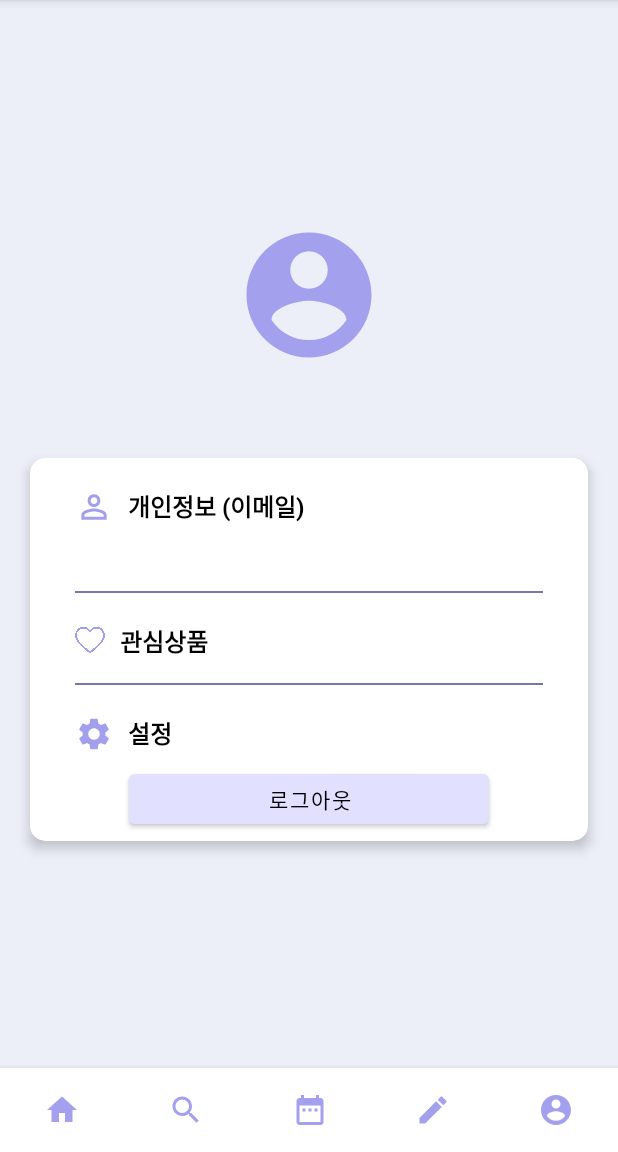
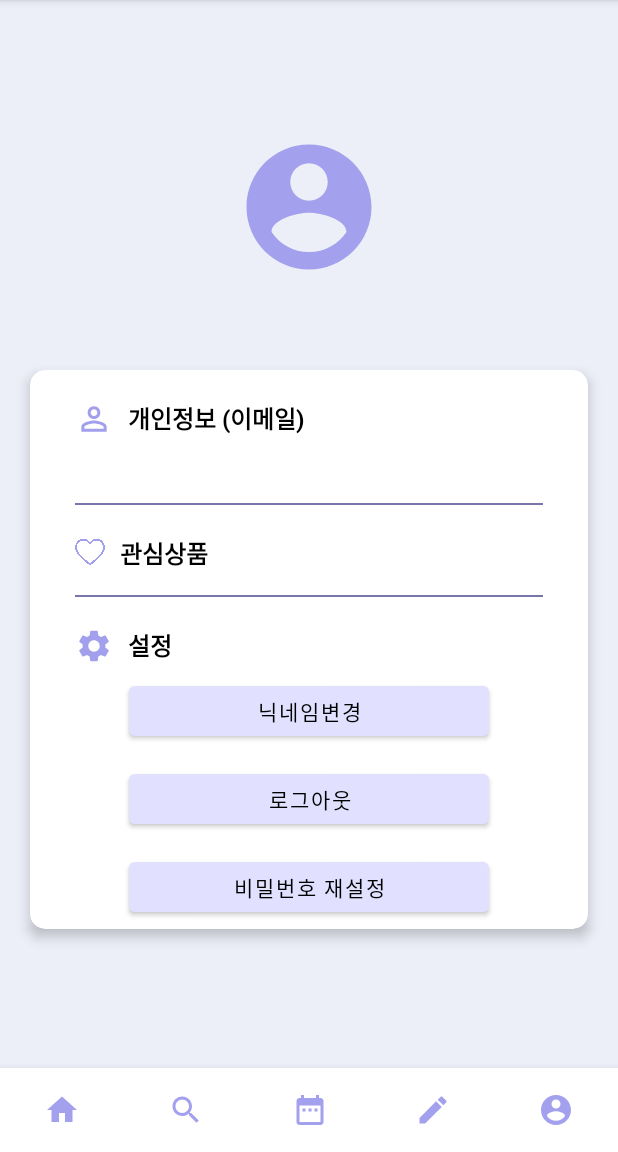
Before and after one commit to leejw-lu/crystal_product3, an Android app: the fragment Frag5 placed in its activity, on a phone screen of 412 x 824 dp, the part 84-1236 px from its top. Run offline under Robolectric (Android 15) with nearby library versions, the phone set to English and light mode, and no system bars; our stand-ins replace Firebase (no records; nobody signed in at launch, a user with empty details on screens opened directly); libraries missing offline, so code that uses them is left out: com.prolificinteractive.materialcalendarview.

Commit message:
비밀번호재설정 & 댓글에 (글쓴이)표시

```diff
--- a/app/src/main/AndroidManifest.xml
+++ b/app/src/main/AndroidManifest.xml
@@ -15,7 +15,6 @@
         android:supportsRtl="true"
         android:theme="@style/Theme.Login">
 
-
         <activity android:name=".LoginActivity">
             <intent-filter>
                 <action android:name="android.intent.action.MAIN" />
@@ -27,6 +26,7 @@
 
         <activity android:name="ProductDetailPage"
             android:windowSoftInputMode="adjustPan"/>
+        <activity android:name=".PasswordResetActivity"/>
         <activity android:name=".RegisterActivity" />
         <activity android:name=".MainActivity">
 
--- a/app/src/main/java/com/example/login/Frag5.java
+++ b/app/src/main/java/com/example/login/Frag5.java
@@ -1,12 +1,16 @@
 package com.example.login;
 
+import android.app.AlertDialog;
+import android.content.DialogInterface;
 import android.content.Intent;
 import android.os.Bundle;
 import android.view.LayoutInflater;
 import android.view.View;
 import android.view.ViewGroup;
 import android.widget.Button;
+import android.widget.EditText;
 import android.widget.TextView;
+import android.widget.Toast;
 
 import androidx.annotation.NonNull;
 import androidx.annotation.Nullable;
@@ -14,6 +18,9 @@ import androidx.fragment.app.Fragment;
 import androidx.recyclerview.widget.LinearLayoutManager;
 import androidx.recyclerview.widget.RecyclerView;
 
+import com.google.android.gms.tasks.OnCompleteListener;
+import com.google.android.gms.tasks.OnSuccessListener;
+import com.google.android.gms.tasks.Task;
 import com.google.firebase.auth.FirebaseAuth;
 import com.google.firebase.auth.FirebaseUser;
 import com.google.firebase.database.DataSnapshot;
@@ -23,7 +30,10 @@ import com.google.firebase.database.FirebaseDatabase;
 import com.google.firebase.database.ValueEventListener;
 import com.google.firebase.storage.FirebaseStorage;
 
+import org.jetbrains.annotations.NotNull;
+
 import java.util.ArrayList;
+import java.util.HashMap;
 import java.util.List;
 
 public class Frag5 extends Fragment {
@@ -31,15 +41,14 @@ public class Frag5 extends Fragment {
     String uid;
 
     private View view;
-    private Button btn_logout;
+    private Button btn_verifyEmail,btn_logout,btn_reNickname,btn_rePassword;
+    private FirebaseAuth mAuth;
 
-    private FirebaseAuth mAuth;
-   // private FirebaseStorage storage;
-   // private FirebaseDatabase database;
+    String name;    //firebase에서 닉네임정보 받아온다.
 
     //database 이메일 가져오기
     DatabaseReference mDatabase;
-    TextView email_info,nickname_info;
+    TextView textVerify,email_info,nickname_info;
 
     //양성원
     private RecyclerView recyclerView;
@@ -112,7 +121,7 @@ public class Frag5 extends Fragment {
         nickname.addValueEventListener(new ValueEventListener() {
             @Override
             public void onDataChange(@NonNull DataSnapshot snapshot) {
-                String name = snapshot.getValue(String.class);
+                name = snapshot.getValue(String.class);
                 nickname_info.setText(name);
             }
             @Override
@@ -132,6 +141,28 @@ public class Frag5 extends Fragment {
 
         });
 
+//        //이메일인증 버튼
+//        btn_verifyEmail=view.findViewById(R.id.btn_verifyEmail);
+//        btn_verifyEmail.setOnClickListener(new View.OnClickListener() {
+//            @Override
+//            public void onClick(View v) {
+//
+//                firebaseUser.sendEmailVerification().addOnCompleteListener(new OnCompleteListener<Void>() {
+//                    @Override
+//                    public void onComplete(@NonNull Task<Void> task) {
+//                        if (task.isSuccessful()) {
+//
+//                            Toast.makeText(getContext(),"인증메일을 전송했습니다.",Toast.LENGTH_SHORT).show();
+//
+//                                }
+//
+//                            }
+//
+//                        });
+//            }
+//        });
+
+
         //로그아웃 버튼
         btn_logout.setOnClickListener(new View.OnClickListener() {
             @Override
@@ -145,8 +176,31 @@ public class Frag5 extends Fragment {
             }
         });
 
+//        //닉네임변경 버튼
+//        btn_reNickname=view.findViewById(R.id.btn_reNickname);
+//        btn_reNickname.setOnClickListener(new View.OnClickListener() {
+//            @Override
+//            public void onClick(View v) {
+//
+//                //AlertDialog alertDialog = new AlertDialog.Builder(ProductDetailPage.this).create();
+//                System.out.println("-------------------ㅎㅎㅎㅎ");
+//                System.out.println("닉네임버튼 클릭했다");
+//
+//            }
+//        });
 
-        getHeart();
+        //비밀번호 재설정 창으로 이동.
+        btn_rePassword=view.findViewById(R.id.btn_rePassword);
+        btn_rePassword.setOnClickListener(new View.OnClickListener() {
+            @Override
+            public void onClick(View v) {
+                Intent intent=new Intent(getActivity(),PasswordResetActivity.class);
+                startActivity(intent);
+            }
+        });
+
+
+        getHeart(); //관심상품목록 가져오기
 
         return view;
     }
--- a/app/src/main/java/com/example/login/ProductDetailPage.java
+++ b/app/src/main/java/com/example/login/ProductDetailPage.java
@@ -94,8 +94,6 @@ public class ProductDetailPage extends AppCompatActivity {
         postuid = intent.getStringExtra("postuid");
         postToken = intent.getStringExtra("postToken");
         imageName = intent.getStringExtra("imageName");
-        System.out.println("이ㅣㅣ이이이미지 잉르므ㅡㄴ을믕ㄴㄹ ");
-        System.out.println(imageName);
 
         Glide.with(ProductDetailPage.this).load(image_url).into(imageView_image);
 
@@ -110,7 +108,7 @@ public class ProductDetailPage extends AppCompatActivity {
         LinearLayoutManager linearLayoutManager = new LinearLayoutManager(this);
         recyclerView.setLayoutManager(linearLayoutManager);
         commentList = new ArrayList<>();
-        commentAdapter = new CommentAdapter(this, commentList, postid);
+        commentAdapter = new CommentAdapter(this, commentList, postid,postuid); //postuid도 추가.
         recyclerView.setAdapter(commentAdapter);
 
         addcomment = findViewById(R.id.add_comment);
--- a/app/src/main/res/layout/frag5_profile.xml
+++ b/app/src/main/res/layout/frag5_profile.xml
@@ -42,7 +42,7 @@
         card_view:cardCornerRadius="10dp"
         card_view:cardElevation="5dp">
 
-        <ScrollView xmlns:android="http://schemas.android.com/apk/res/android"
+        <ScrollView
             android:layout_width="match_parent"
             android:layout_height="match_parent"
             android:layout_gravity="center"
@@ -78,7 +78,22 @@
                         android:textStyle="bold"
                         tools:layout_editor_absoluteX="3dp" />
 
+<!--                    <TextView-->
+<!--                        android:id="@+id/textVerify"-->
+<!--                        android:layout_width="wrap_content"-->
+<!--                        android:layout_height="wrap_content"-->
+<!--                        android:text="인증미완료"-->
+<!--                        android:textColor="#EC2A2A"-->
+<!--                        android:layout_marginTop="20dp"-->
+<!--                        android:layout_marginLeft="20dp"/>-->
+
+
                 </LinearLayout>
+
+                <LinearLayout
+                    android:layout_width="wrap_content"
+                    android:layout_height="wrap_content"
+                    android:orientation="horizontal">
 
                     <TextView
                         android:id="@+id/email_address"
@@ -91,6 +106,20 @@
                         app:layout_constraintEnd_toEndOf="parent"
                         app:layout_constraintStart_toStartOf="parent"
                         app:layout_constraintTop_toBottomOf="@+id/textView4" />
+
+<!--                    <Button-->
+<!--                        android:id="@+id/btn_verifyEmail"-->
+<!--                        android:layout_width="66dp"-->
+<!--                        android:layout_height="30dp"-->
+<!--                        android:layout_marginTop="10dp"-->
+<!--                        android:text="인증"-->
+<!--                        android:textColor="@color/black"-->
+<!--                        android:textSize="10dp"-->
+<!--                        app:backgroundTint="#E1E0FF"-->
+<!--                        android:layout_marginLeft="30dp"/>-->
+
+                </LinearLayout>
+
 
                 <View
                     android:layout_width="match_parent"
@@ -168,6 +197,17 @@
 
                 </LinearLayout>
 
+                <Button
+                    android:id="@+id/btn_reNickname"
+                    android:layout_width="240dp"
+                    android:layout_height="45dp"
+                    android:layout_gravity="center"
+                    android:layout_marginTop="8dp"
+                    android:layout_marginBottom="5dp"
+                    android:text="닉네임변경"
+                    android:textColor="@color/black"
+                    app:backgroundTint="#E1E0FF" />
+
 
                 <Button
                     android:id="@+id/btn_logout"
@@ -179,6 +219,17 @@
                     android:text="로그아웃"
                     android:textColor="@color/black"
                     app:backgroundTint="#E1E0FF" />
+
+                <Button
+                    android:id="@+id/btn_rePassword"
+                    android:layout_width="240dp"
+                    android:layout_height="45dp"
+                    android:layout_gravity="center"
+                    android:layout_marginTop="8dp"
+                    android:layout_marginBottom="5dp"
+                    android:text="비밀번호 재설정"
+                    android:textColor="@color/black"
+                    app:backgroundTint="#E1E0FF" />
             </LinearLayout>
         </ScrollView>
     </androidx.cardview.widget.CardView>
```
Also changed, not shown: app/src/main/java/com/example/login/CommentAdapter.java (+14 -5 lines), app/src/main/java/com/example/login/LoginActivity.java (+27 -2 lines), app/src/main/java/com/example/login/PasswordResetActivity.java (+45 -36 lines), app/src/main/res/layout/activity_login.xml (+13 -0 lines), app/src/main/res/layout/activity_password_reset.xml (+19 -16 lines), app/src/main/res/layout/comment_item.xml (+18 -0 lines). Lines whose indentation alone changed are shown as unchanged.
